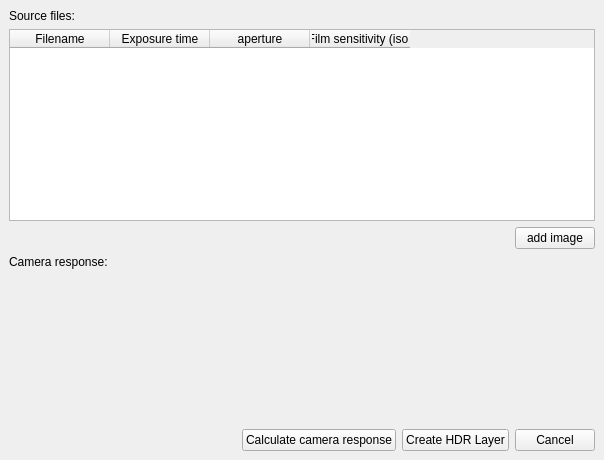
Old version of the form krita/plugins/viewplugins/bracketing2hdr/wdgbracketing2hdr.ui in the repository KDE/krita.
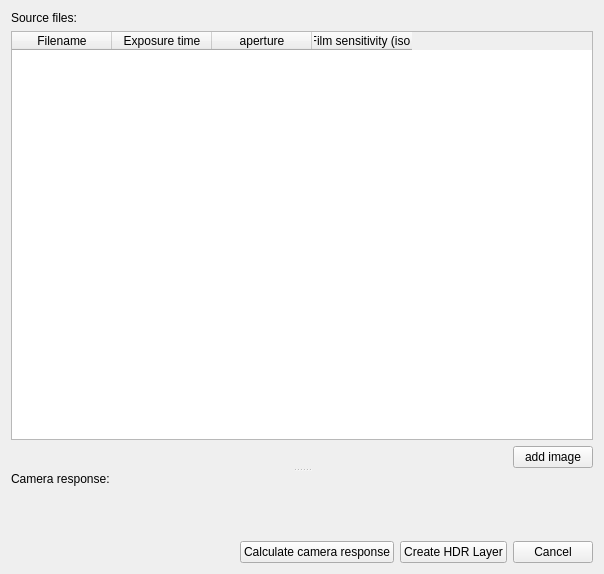
New version of the form. Custom widgets are drawn as their Qt base class.

Commit message: use a spliter, it's much nicer

```diff
--- a/krita/plugins/viewplugins/bracketing2hdr/wdgbracketing2hdr.ui
+++ b/krita/plugins/viewplugins/bracketing2hdr/wdgbracketing2hdr.ui
@@ -6,19 +6,20 @@
     <x>0</x>
     <y>0</y>
     <width>604</width>
-    <height>460</height>
+    <height>574</height>
    </rect>
   </property>
   <property name="windowTitle" >
    <string>Bracketing to HDR</string>
   </property>
   <layout class="QVBoxLayout" >
-   <property name="margin" >
-    <number>9</number>
-   </property>
-   <property name="spacing" >
-    <number>6</number>
-   </property>
+   <item>
+    <widget class="QSplitter" name="splitter" >
+     <property name="orientation" >
+      <enum>Qt::Vertical</enum>
+     </property>
+     <widget class="QWidget" name="" >
+      <layout class="QVBoxLayout" >
    <item>
     <widget class="QLabel" name="label" >
      <property name="text" >
@@ -29,9 +30,7 @@
    <item>
     <widget class="QTableWidget" name="tableWidgetImages" >
      <property name="sizePolicy" >
-      <sizepolicy>
-       <hsizetype>1</hsizetype>
-       <vsizetype>1</vsizetype>
+          <sizepolicy vsizetype="MinimumExpanding" hsizetype="Minimum" >
        <horstretch>0</horstretch>
        <verstretch>0</verstretch>
       </sizepolicy>
@@ -66,9 +65,6 @@
    </item>
    <item>
     <layout class="QHBoxLayout" >
-     <property name="margin" >
-      <number>0</number>
-     </property>
      <property name="spacing" >
       <number>6</number>
      </property>
@@ -94,6 +90,10 @@
      </item>
     </layout>
    </item>
+      </layout>
+     </widget>
+     <widget class="QWidget" name="" >
+      <layout class="QVBoxLayout" >
    <item>
     <widget class="QLabel" name="label_2" >
      <property name="text" >
@@ -102,11 +102,9 @@
     </widget>
    </item>
    <item>
-    <widget class="KPlotWidget" native="1" name="plotWidget" >
+        <widget class="KPlotWidget" name="plotWidget" >
      <property name="sizePolicy" >
-      <sizepolicy>
-       <hsizetype>7</hsizetype>
-       <vsizetype>7</vsizetype>
+          <sizepolicy vsizetype="Expanding" hsizetype="Expanding" >
        <horstretch>0</horstretch>
        <verstretch>0</verstretch>
       </sizepolicy>
@@ -121,6 +119,18 @@
      <property name="spacing" >
       <number>6</number>
      </property>
+         <property name="leftMargin" >
+          <number>0</number>
+         </property>
+         <property name="topMargin" >
+          <number>0</number>
+         </property>
+         <property name="rightMargin" >
+          <number>0</number>
+         </property>
+         <property name="bottomMargin" >
+          <number>0</number>
+         </property>
      <item>
       <spacer>
        <property name="orientation" >
@@ -159,10 +169,14 @@
    </item>
   </layout>
  </widget>
+    </widget>
+   </item>
+  </layout>
+ </widget>
  <customwidgets>
   <customwidget>
    <class>KPlotWidget</class>
-   <extends>QWidget</extends>
+   <extends>QFrame</extends>
    <header>kplotwidget.h</header>
   </customwidget>
  </customwidgets>
```
Left out of the diff: 15 changed lines with no effect on the pictures. Lines whose indentation alone changed are shown as unchanged.
